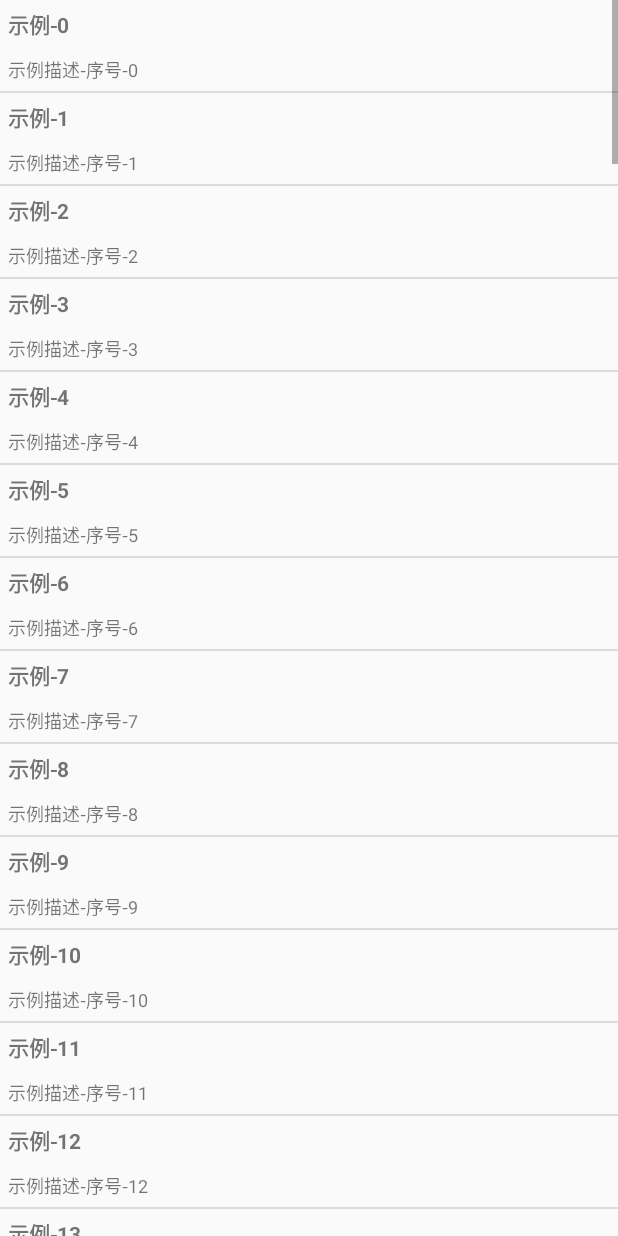
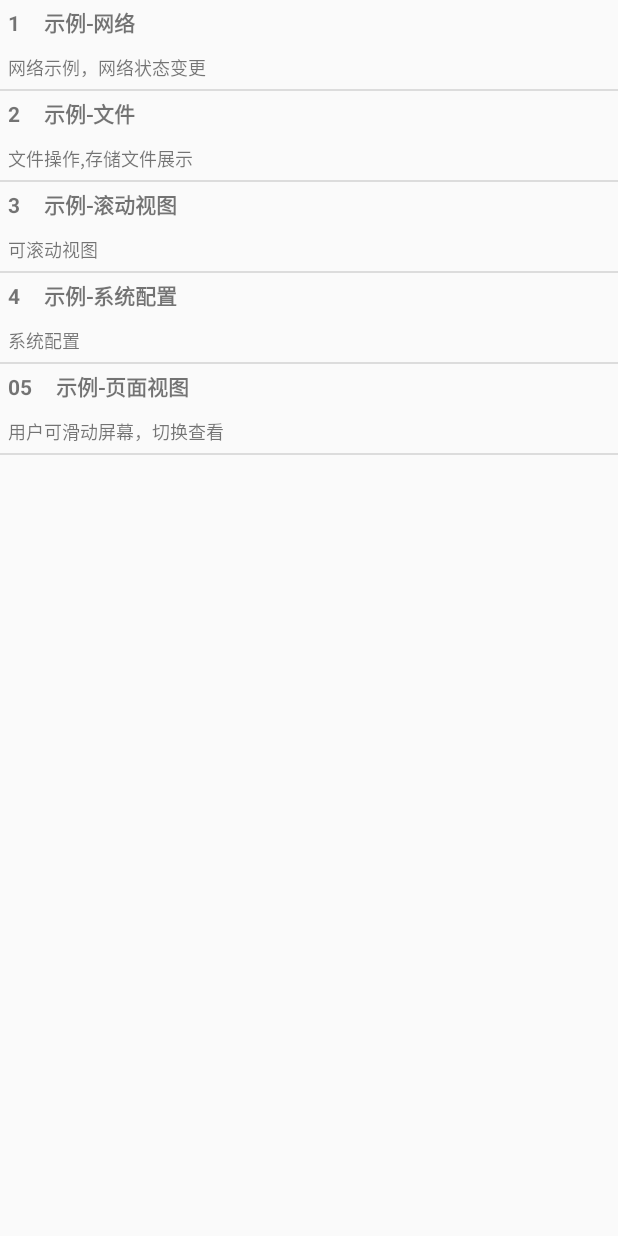
Before and after one commit to Mrzwb/NextAndroid, an Android app: the screen it shows after launch (SampleListActivity), after a tap on "确认", on a phone screen of 412 x 824 dp. Run offline under Robolectric (Android 15) with nearby library versions, the phone set to English and light mode, and no system bars.

Commit message:
提交一下

```diff
--- a/app/src/main/AndroidManifest.xml
+++ b/app/src/main/AndroidManifest.xml
@@ -13,7 +13,7 @@
     <uses-permission android:name="android.permission.READ_EXTERNAL_STORAGE" />
 
     <application
-        android:allowBackup="true"
+        android:allowBackup="false"
         android:icon="@mipmap/ic_launcher"
         android:label="@string/app_name"
         android:roundIcon="@mipmap/ic_launcher_round"
@@ -22,7 +22,6 @@
         <activity android:name=".MainActivity">
             <intent-filter>
                 <action android:name="android.intent.action.MAIN" />
-
                 <category android:name="android.intent.category.LAUNCHER" />
             </intent-filter>
         </activity>
--- a/app/src/main/java/com/zwb/next/MainActivity.java
+++ b/app/src/main/java/com/zwb/next/MainActivity.java
@@ -1,18 +1,23 @@
 package com.zwb.next;
 
 import android.app.Notification;
+import android.content.BroadcastReceiver;
 import android.content.Intent;
+import android.content.IntentFilter;
 import android.os.Bundle;
 import android.util.ArrayMap;
 import android.util.Log;
+import android.view.Gravity;
 import android.view.View;
+import android.view.ViewGroup;
 import android.widget.Button;
+import android.widget.TextView;
 
 import com.zwb.next.activities.FilesActivity;
 import com.zwb.next.activities.SampleListActivity;
+import com.zwb.next.application.net.NetworkBroadcastReceiver;
 import com.zwb.next.application.notification.NotificationDirector;
 import com.zwb.next.application.systemui.FullScreenActivity;
-import com.zwb.next.util.MapUtils;
 import com.zwb.next.util.NetworkUtils;
 
 import androidx.annotation.Nullable;
@@ -20,6 +25,8 @@ import androidx.annotation.Nullable;
 public class MainActivity extends FullScreenActivity implements View.OnClickListener {
 
     private static ArrayMap<String,Class> activityMap = new ArrayMap<>();
+
+    private BroadcastReceiver mNetworkBroadcastReceiver = new NetworkBroadcastReceiver();
 
     static {
         activityMap.put("atc_files",FilesActivity.class);
@@ -34,12 +41,16 @@ public class MainActivity extends FullScreenActivity implements View.OnClickList
         Button button  = findViewById(R.id.btn);
         button.setOnClickListener(this);
 
-//        ListView listView = new ListView(this);
-//        ViewGroup.LayoutParams layoutParams = new ViewGroup.LayoutParams(100,100);
-//        this.addContentView(listView, layoutParams);
+        IntentFilter intentFilter = new IntentFilter("com.zwb.next.action");
+        this.registerReceiver(mNetworkBroadcastReceiver, intentFilter);
 
     }
 
+    @Override
+    public void onDestroy() {
+        super.onDestroy();
+        unregisterReceiver(mNetworkBroadcastReceiver);
+    }
 
     private static final long NUM_BYTES_NEEDED_FOR_MY_APP = 1024 * 1024 * 10L;
 
@@ -85,6 +96,9 @@ public class MainActivity extends FullScreenActivity implements View.OnClickList
 
         //MapUtils.startBMapNav(this);
 
+
+        sendBroadcast(new Intent("com.zwb.next.action"));
+
     }
 
 
--- a/app/src/main/java/com/zwb/next/activities/NetworkActivity.java
+++ b/app/src/main/java/com/zwb/next/activities/NetworkActivity.java
@@ -8,7 +8,7 @@ import android.net.NetworkInfo;
 import android.os.Bundle;
 import android.preference.PreferenceManager;
 
-import com.zwb.next.application.net.NetworkReceiver;
+import com.zwb.next.application.net.NetworkBroadcastReceiver;
 
 import androidx.fragment.app.FragmentActivity;
 
@@ -33,7 +33,7 @@ public class NetworkActivity extends FragmentActivity {
     public static String sPref = null;
 
     // The BroadcastReceiver that tracks network connectivity changes.
-    private NetworkReceiver receiver = new NetworkReceiver();
+    private NetworkBroadcastReceiver receiver = new NetworkBroadcastReceiver();
 
     @Override
     public void onCreate(Bundle savedInstanceState) {
@@ -41,7 +41,7 @@ public class NetworkActivity extends FragmentActivity {
 
         // Registers BroadcastReceiver to track network connection changes.
         IntentFilter filter = new IntentFilter(ConnectivityManager.CONNECTIVITY_ACTION);
-        receiver = new NetworkReceiver();
+        receiver = new NetworkBroadcastReceiver();
         this.registerReceiver(receiver, filter);
 
     }
--- a/app/src/main/java/com/zwb/next/activities/SampleListActivity.java
+++ b/app/src/main/java/com/zwb/next/activities/SampleListActivity.java
@@ -5,10 +5,14 @@ import com.zwb.next.activities.fragment.AbstractFragmentActivity;
 
 import androidx.fragment.app.Fragment;
 
+/**
+ * 示例 - demo列表活动
+ */
 public class SampleListActivity extends AbstractFragmentActivity {
 
     @Override
     protected Fragment createFragment() {
         return new SampleListFragment();
     }
+
 }
--- a/app/src/main/java/com/zwb/next/activities/fragment/SampleListFragment.java
+++ b/app/src/main/java/com/zwb/next/activities/fragment/SampleListFragment.java
@@ -1,16 +1,18 @@
 package com.zwb.next.activities.fragment;
 
+import android.content.Context;
+import android.content.Intent;
 import android.os.Bundle;
 import android.view.View;
 import android.view.ViewGroup;
 import android.widget.ArrayAdapter;
 import android.widget.ListView;
 import android.widget.TextView;
-import android.widget.Toast;
 
 import com.zwb.next.R;
 import com.zwb.next.model.Sample;
 import com.zwb.next.model.SampleLab;
+import com.zwb.next.util.StringUtils;
 
 import java.util.ArrayList;
 
@@ -18,9 +20,12 @@ import androidx.annotation.NonNull;
 import androidx.annotation.Nullable;
 import androidx.fragment.app.ListFragment;
 
+/**
+ * @author zhouwb
+ */
 public class SampleListFragment extends ListFragment {
 
-    private ArrayList<Sample> mSamples;
+    private ArrayList<Sample> mSamples = new ArrayList<>();
 
     @Override
     public void onCreate(@Nullable Bundle savedInstanceState) {
@@ -28,7 +33,7 @@ public class SampleListFragment extends ListFragment {
         getActivity().setTitle(R.string.sample_tile);
 
         SampleLab lab = SampleLab.newInstance();
-        SampleLab.generateData(lab);
+        SampleLab.generateData(getContext(), lab);
         mSamples = lab.getSamples();
 
         //ArrayAdapter<Sample> arrayAdapter = new ArrayAdapter<>(getActivity(), R.layout.item_sample_list, mSamples);
@@ -39,7 +44,25 @@ public class SampleListFragment extends ListFragment {
     @Override
     public void onListItemClick(@NonNull ListView l, @NonNull View v, int position, long id) {
         Sample sample = (Sample)getListAdapter().getItem(position);
-        Toast.makeText(this.getContext(),sample.getTitle(),Toast.LENGTH_SHORT).show();
+        String clazzName = sample.getClassName();
+        if (StringUtils.isNotEmpty(clazzName)) {
+            try {
+                Class clazz = Class.forName(clazzName);
+                Intent intent = new Intent();
+                Context context = getContext();
+                intent.setClass(context, clazz);
+                startActivity(intent);
+            } catch (ClassNotFoundException e) {
+                e.printStackTrace();
+            }
+        }
+    }
+
+    // 恢复时通知数据更新
+    @Override
+    public void onResume() {
+        super.onResume();
+        ((SampleAdapter)getListAdapter()).notifyDataSetChanged();
     }
 
     /**
@@ -61,7 +84,8 @@ public class SampleListFragment extends ListFragment {
             titleText.setText(sample.getTitle());
             TextView descText = convertView.findViewById(R.id.sample_desc);
             descText.setText(sample.getDescription());
-
+            TextView idText = convertView.findViewById(R.id.sample_id);
+            idText.setText(sample.getId());
             return convertView;
         }
     }
--- a/app/src/main/java/com/zwb/next/application/net/NetworkReceiver.java
+++ b/app/src/main/java/com/zwb/next/application/net/NetworkBroadcastReceiver.java
@@ -5,7 +5,7 @@ import android.content.Context;
 import android.content.Intent;
 import android.util.Log;
 
-public class NetworkReceiver extends BroadcastReceiver {
+public class NetworkBroadcastReceiver extends BroadcastReceiver {
 
     private static final String TAG = "T_Receiver_Network";
 
--- a/app/src/main/java/com/zwb/next/model/SampleLab.java
+++ b/app/src/main/java/com/zwb/next/model/SampleLab.java
@@ -1,27 +1,17 @@
 package com.zwb.next.model;
 
 import android.content.Context;
+import com.zwb.next.util.AssetsUtils;
+import com.zwb.next.util.StringUtils;
+import com.zwb.next.util.XmlUtils;
 
-import com.zwb.next.util.StringUtils;
-
+import java.io.InputStream;
 import java.util.ArrayList;
+import java.util.HashMap;
 
 public class SampleLab {
 
     private ArrayList<Sample> mSamples;
-
-    private static SampleLab mSampleLab;
-
-    public static void generateData(SampleLab lab) {
-        ArrayList<Sample> arrayList = lab.getSamples();
-        for (int i=0; i<100; i++) {
-            Sample sample = new Sample();
-            sample.setId("sample_"+i);
-            sample.setDescription("示例描述-"+ "序号-"+ i);
-            sample.setTitle("示例-"+i);
-            arrayList.add(sample);
-        }
-    }
 
     private SampleLab() {
         mSamples = new ArrayList<>();
@@ -50,4 +40,59 @@ public class SampleLab {
         this.mSamples = mSamples;
     }
 
+    public static void generateData(final Context context, SampleLab lab) {
+        final ArrayList<Sample> arrayList = lab.getSamples();
+        DataFactory.loadXmlData(context, arrayList);
+    }
+
+    private static class DataFactory {
+
+        static final String XML_FILE = "sample_list.xml";
+
+        // 深度为3时为文本
+        static final int XML_TEXT_DEPTH = 3;
+
+        static void loadXmlData(final Context context, final ArrayList<Sample> arrayList) {
+            InputStream is = AssetsUtils.getFile(context, XML_FILE);
+            final HashMap<String, Sample> map = new HashMap<>(1);
+            XmlUtils.parse(is, new XmlUtils.XMLParser() {
+                @Override
+                public void dealWithStartTag(String startTag) {
+                    if ("sample".equals(startTag)) {
+                        Sample sample = new Sample();
+                        map.put("newKey",sample);
+                    }
+                }
+
+                @Override
+                public void dealWithText(String tag, String text, int depth) {
+                    if (XML_TEXT_DEPTH == depth) {
+                        if ("id".equals(tag)) {
+                            Sample sample = map.get("newKey");
+                            sample.setId(text);
+                        }
+                        if ("title".equals(tag)) {
+                            Sample sample = map.get("newKey");
+                            sample.setTitle(text);
+                        }
+
+                        if ("desc".equals(tag)) {
+                            Sample sample = map.get("newKey");
+                            sample.setDescription(text);
+                        }
+                        if ("activity".equals(tag)) {
+                            Sample sample = map.get("newKey");
+                            sample.setClassName(text);
+                        }
+                    }
+                }
+                @Override
+                public void dealWithEndTag(String endTag) {
+                    if ("sample".equals(endTag)) {
+                        arrayList.add(map.get("newKey"));
+                    }
+                }
+            });
+        }
+    }
 }
--- a/app/src/main/java/com/zwb/next/util/XmlUtils.java
+++ b/app/src/main/java/com/zwb/next/util/XmlUtils.java
@@ -1,4 +1,6 @@
 package com.zwb.next.util;
+
+import android.util.Log;
 
 import org.xmlpull.v1.XmlPullParser;
 import org.xmlpull.v1.XmlPullParserException;
@@ -6,37 +8,69 @@ import org.xmlpull.v1.XmlPullParserFactory;
 
 import java.io.IOException;
 import java.io.InputStream;
-import java.util.List;
 
 /**
  * @author zhouwb 2020-01-03
  */
 public final class XmlUtils {
 
+    private static final String INPUT_ENCODING = "UTF-8";
+
     private static final String ns = null;
 
-    public static List parse(InputStream in) throws IOException {
-        List list = null;
+    public static void parse(InputStream in, XMLParser xmlParser) {
         try {
             XmlPullParserFactory factory = XmlPullParserFactory.newInstance();
             XmlPullParser parser = factory.newPullParser();
 
             parser.setFeature(XmlPullParser.FEATURE_PROCESS_NAMESPACES, false);
-            parser.setInput(in, null);
+            parser.setInput(in, INPUT_ENCODING);
             parser.nextTag();
 
-            list = readList(parser);
-        } catch (XmlPullParserException e) {
+            int eventType = parser.getEventType();
+            String tag = "";
+            while (eventType != XmlPullParser.END_DOCUMENT) {
+                switch (eventType) {
+                    case XmlPullParser.START_TAG:
+                        tag = parser.getName();
+                        xmlParser.dealWithStartTag(tag);
+                        break;
+                    case XmlPullParser.TEXT:
+                        String text = parser.getText();
+                        int depth = parser.getDepth();
+                        xmlParser.dealWithText(tag, text, depth);
+                        break;
+                    case XmlPullParser.END_TAG:
+                        tag = parser.getName();
+                        Log.d(">>", tag);
+                        xmlParser.dealWithEndTag(tag);
+                        break;
+                    default:
+                        break;
+                }
+                eventType = parser.next();
+            }
+
+        } catch (XmlPullParserException | IOException e) {
             e.printStackTrace();
         } finally {
-            in.close();
+            try {
+                if (in != null) {
+                    in.close();
+                }
+            } catch (IOException e) {
+                e.printStackTrace();
+            }
         }
-        return list;
     }
 
-    public static List readList(XmlPullParser parser) {
-        return null;
+    public interface XMLParser {
+
+        void dealWithStartTag(String startTag);
+
+        void dealWithText(String tag, String text, int depth);
+
+        void dealWithEndTag(String endTag);
     }
 
-
 }
--- a/app/src/main/res/layout/list_item_sample.xml
+++ b/app/src/main/res/layout/list_item_sample.xml
@@ -5,14 +5,30 @@
     android:orientation="horizontal">
 
     <TextView
+        android:id="@+id/sample_id"
+        android:layout_width="wrap_content"
+        android:layout_height="wrap_content"
+        android:layout_alignParentTop="true"
+        android:layout_alignParentLeft="true"
+        android:text="id"
+        android:padding="5dp"
+        android:textSize="14sp"
+        android:textStyle="bold"></TextView>
+
+    <TextView
         android:id="@+id/sample_title"
-        android:layout_width="match_parent"
+        android:layout_width="wrap_content"
         android:layout_height="wrap_content"
-        android:textStyle="bold"
+        android:layout_alignParentTop="true"
+        android:layout_alignParentRight="true"
+        android:layout_marginStart="5dp"
+        android:layout_marginTop="-1dp"
+        android:layout_toEndOf="@+id/sample_id"
         android:padding="5dp"
         android:text="title"
-        android:textSize="14sp">
-    </TextView>
+        android:textSize="14sp"
+        android:textStyle="bold"></TextView>
+
     <TextView
         android:id="@+id/sample_desc"
         android:layout_width="match_parent"
@@ -20,9 +36,10 @@
         android:layout_below="@id/sample_title"
         android:padding="5dp"
         android:text="description"
-        android:textSize="12sp">
+        android:textSize="12sp"></TextView>
 
-    </TextView>
+
+
 
 
 </RelativeLayout>
```
Also changed, not shown: app/src/main/assets/sample_list.xml (added, +33 -0 lines), app/src/main/java/com/zwb/next/util/AssetsUtils.java (+74 -1 lines), app/src/main/java/com/zwb/next/util/StringUtils.java (+23 -0 lines), app/src/main/res/xml/sample_list.xml (added, +27 -0 lines).
